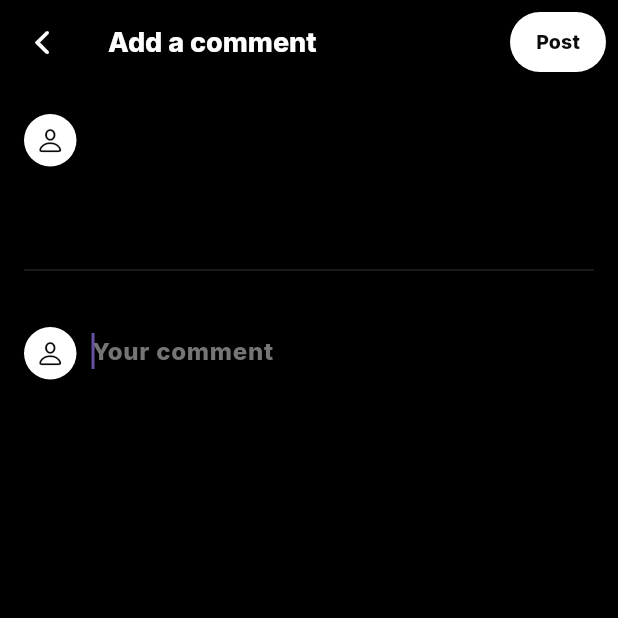
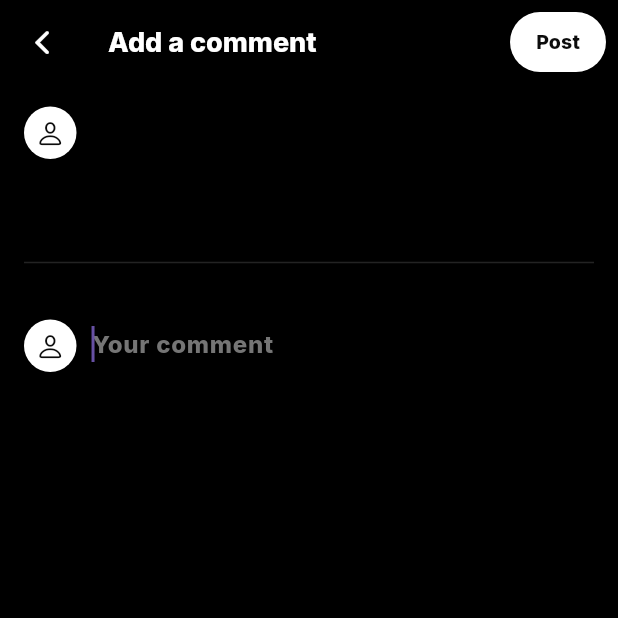
Before and after one commit to Tho100/revent, a Flutter app: the PostCommentPage screen opened directly with empty values, on a phone screen of 412 x 824 dp, the top half of it. Run offline on Flutter 3.47's test engine with Material 3 defaults, Android fonts, the phone set to English and light mode, and no system bars; our stand-ins replace flutter_cache_manager, flutter_dotenv, flutter_native_image, get_it, google_fonts; missing offline and left inert: dynamic_height_grid_view, image_picker_plus, mysql_client.

Commit message:
Improved codebase consistency

```diff
--- a/lib/pages/comment/edit_comment_page.dart
+++ b/lib/pages/comment/edit_comment_page.dart
@@ -52,7 +52,7 @@ class EditCommentPageState extends State<EditCommentPage> {
 
   Widget _buildBody() {
     return Padding(
-      padding: const EdgeInsets.only(left: 16.0, right: 16.0, top: 15.0),
+      padding: const EdgeInsets.only(top: 15.0, left: 16.0, right: 16.0),
       child: Row(
         crossAxisAlignment: CrossAxisAlignment.start,
         children: [
--- a/lib/pages/comment/post_comment_page.dart
+++ b/lib/pages/comment/post_comment_page.dart
@@ -142,7 +142,7 @@ class PostCommentPageState extends State<PostCommentPage> {
 
   Widget _buildBody() {
     return Padding(
-      padding: const EdgeInsets.only(top: 20.0, left: 16.0, right: 16.0),
+      padding: const EdgeInsets.only(top: 15.0, left: 16.0, right: 16.0),
       child: ScrollConfiguration(
         behavior: ScrollConfiguration.of(context).copyWith(overscroll: false),
         child: SingleChildScrollView(
```
